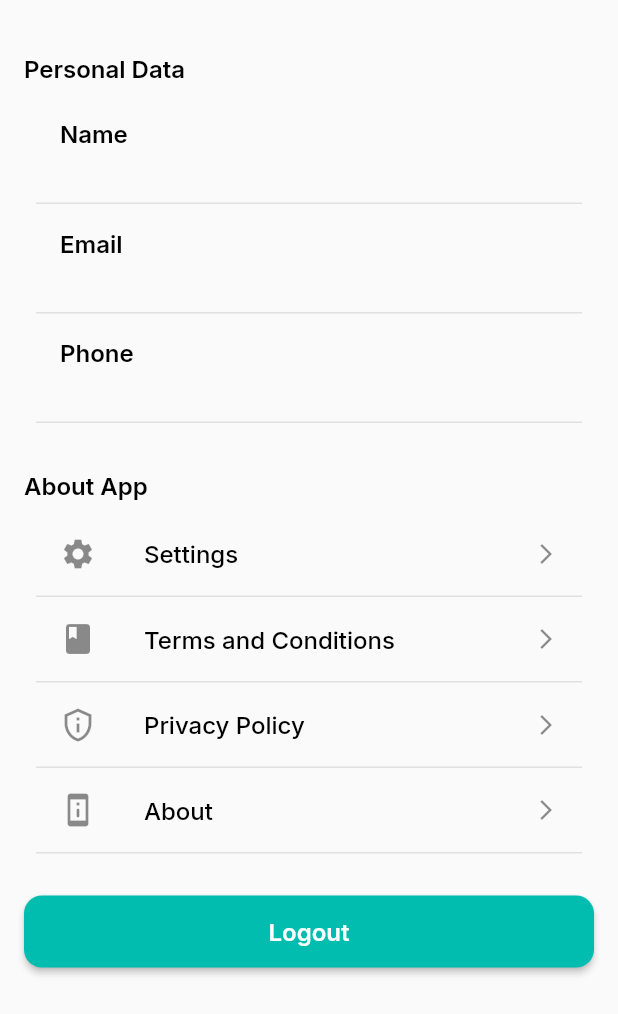
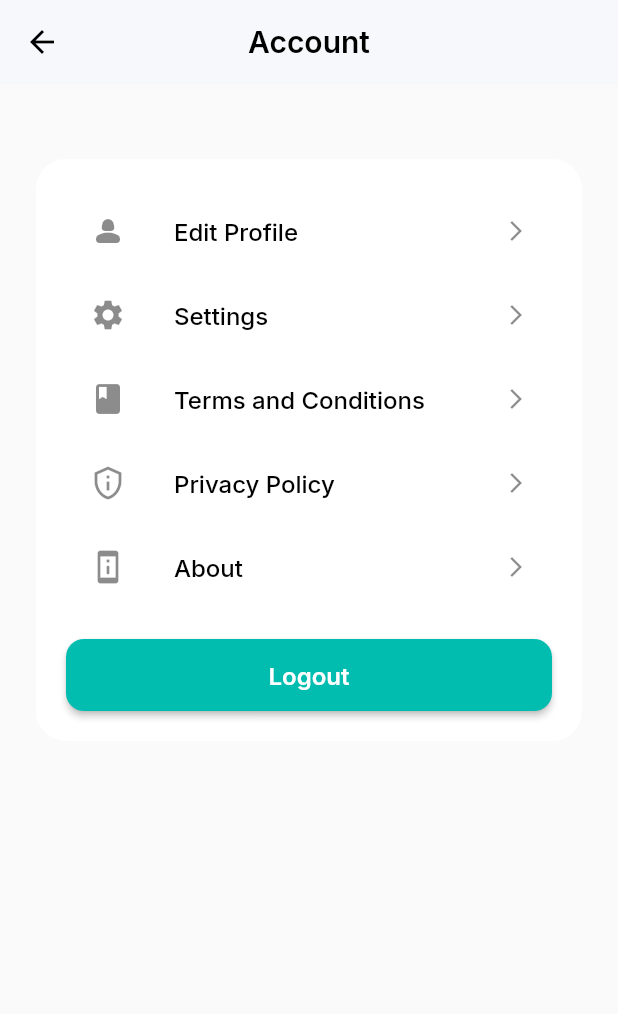
Before and after one commit to abghifareihand/cryptotracker_app, a Flutter app: the AccountPage screen opened directly, on a phone screen of 412 x 824 dp. Shown: the top 1014 px of the screen. Run offline on Flutter 3.47's test engine with Material 2 defaults, Android fonts, the phone set to English and light mode, and no system bars; our stand-ins replace cached_network_image, cloud_firestore, dio, firebase_auth, firebase_core, fluttertoast and 6 more; missing offline and left inert: chart_sparkline; accounts and stored records are empty; network calls fail.

Commit message:
feat: :art: add feature

```diff
--- a/lib/ui/pages/account/account_page.dart
+++ b/lib/ui/pages/account/account_page.dart
@@ -1,12 +1,10 @@
-import 'package:cloud_firestore/cloud_firestore.dart';
 import 'package:cryptotracker_app/shared/theme.dart';
-import 'package:cryptotracker_app/ui/pages/account/widgets/account_shimmer.dart';
+import 'package:cryptotracker_app/ui/pages/account/edit_profile_page.dart';
 import 'package:cryptotracker_app/ui/pages/auth/login_page.dart';
 import 'package:firebase_auth/firebase_auth.dart';
 import 'package:flutter/material.dart';
 import 'package:fluttertoast/fluttertoast.dart';
 import 'package:shared_preferences/shared_preferences.dart';
-import 'package:shimmer/shimmer.dart';
 
 class AccountPage extends StatefulWidget {
   const AccountPage({Key? key});
@@ -16,12 +14,56 @@ class AccountPage extends StatefulWidget {
 }
 
 class _AccountPageState extends State<AccountPage> {
-  final User? user = FirebaseAuth.instance.currentUser;
-  final _isLoading = ValueNotifier<bool>(false);
-
   Future<void> _logoutUser() async {
-    _isLoading.value = true;
-    SharedPreferences prefs = await SharedPreferences.getInstance();
+    showDialog(
+      context: context,
+      builder: (BuildContext context) {
+        return Dialog(
+          shape: RoundedRectangleBorder(
+            borderRadius: BorderRadius.circular(12),
+          ),
+          child: Container(
+            padding: const EdgeInsets.all(16),
+            child: Column(
+              mainAxisSize: MainAxisSize.min,
+              crossAxisAlignment: CrossAxisAlignment.start,
+              children: [
+                Text(
+                  'Confirmation',
+                  style: TextStyle(
+                    fontWeight: FontWeight.bold,
+                    fontSize: 18,
+                  ),
+                ),
+                SizedBox(height: 16),
+                Text('Are you sure you want to logout?'),
+                SizedBox(height: 16),
+                Row(
+                  mainAxisAlignment: MainAxisAlignment.end,
+                  children: [
+                    ElevatedButton(
+                      onPressed: () {
+                        Navigator.of(context).pop(); // Menutup dialog
+                      },
+                      style: ElevatedButton.styleFrom(
+                        backgroundColor: whiteColor,
+                        shape: RoundedRectangleBorder(
+                          side: BorderSide(color: primaryNavbarColor),
+                          borderRadius: BorderRadius.circular(8),
+                        ),
+                      ),
+                      child: Text(
+                        'No',
+                        style: TextStyle(
+                          color: primaryNavbarColor,
+                        ),
+                      ),
+                    ),
+                    SizedBox(width: 8),
+                    ElevatedButton(
+                      onPressed: () async {
+                        SharedPreferences prefs =
+                            await SharedPreferences.getInstance();
                         await prefs.setBool('isLoggedIn', false);
 
                         await FirebaseAuth.instance.signOut();
@@ -31,151 +73,89 @@ class _AccountPageState extends State<AccountPage> {
                           gravity: ToastGravity.TOP,
                           backgroundColor: Colors.red,
                         );
-
-    // Tambahkan penundaan selama 2 detik sebelum navigasi
-    await Future.delayed(Duration(seconds: 2));
                         Navigator.pushReplacement(
                           context,
                           MaterialPageRoute(
                             builder: (context) => const LoginPage(),
                           ),
                         );
-    _isLoading.value = false;
+                      },
+                      style: ElevatedButton.styleFrom(
+                        backgroundColor: primaryNavbarColor,
+                        shape: RoundedRectangleBorder(
+                          borderRadius: BorderRadius.circular(8),
+                        ),
+                      ),
+                      child: Text('Yes'),
+                    ),
+                  ],
+                ),
+              ],
+            ),
+          ),
+        );
+      },
+    );
   }
 
   @override
   Widget build(BuildContext context) {
     return Scaffold(
-      body: ListView(
-        children: [
-          Container(
-            padding: EdgeInsets.all(16),
-            child: FutureBuilder<DocumentSnapshot>(
-              future: FirebaseFirestore.instance
-                  .collection('users')
-                  .doc(user!.uid)
-                  .get(),
-              builder: (BuildContext context,
-                  AsyncSnapshot<DocumentSnapshot> snapshot) {
-                if (snapshot.connectionState == ConnectionState.waiting) {
-                  return Shimmer.fromColors(
-                    baseColor: Colors.grey[300]!,
-                    highlightColor: Colors.grey[100]!,
-                    child: ListView.builder(
-                      physics: const NeverScrollableScrollPhysics(),
-                      shrinkWrap: true,
-                      itemCount: 5,
-                      itemBuilder: (context, index) {
-                        return AccountShimmer();
-                      },
-                    ),
-                  );
-                }
-
-                if (snapshot.hasError) {
-                  return Center(child: Text('Error: ${snapshot.error}'));
-                }
-
-                if (!snapshot.hasData || !snapshot.data!.exists) {
-                  return const Center(child: Text('Data not found'));
-                }
-
-                Map<String, dynamic>? userData =
-                    snapshot.data!.data() as Map<String, dynamic>?;
-
-                return Column(
-                  crossAxisAlignment: CrossAxisAlignment.start,
-                  children: [
-                    SizedBox(
-                      height: 20,
-                    ),
-                    Text(
-                      'Personal Data',
+      appBar: AppBar(
+        backgroundColor: Color(0xffF6F8FB),
+        elevation: 0,
+        centerTitle: true,
+        iconTheme: IconThemeData(color: blackColor),
+        title: Text(
+          'Account',
           style: blackTextStyle.copyWith(
-                        fontSize: 16,
+            fontSize: 20,
             fontWeight: semiBold,
           ),
         ),
-                    Padding(
-                      padding: EdgeInsets.all(8),
+      ),
+      body: ListView(
+        padding: const EdgeInsets.symmetric(
+          horizontal: 24,
+        ),
+        children: [
+          SizedBox(
+            height: 50,
+          ),
+          Center(
+            child: Container(
+              padding: EdgeInsets.all(20),
+              decoration: BoxDecoration(
+                borderRadius: BorderRadius.circular(20),
+                color: whiteColor,
+              ),
               child: Column(
+                children: [
+                  Column(
                     crossAxisAlignment: CrossAxisAlignment.start,
                     children: [
                       ListTile(
+                        leading: Icon(Icons.person_2_rounded),
                         title: Text(
-                              'Name',
+                          'Edit Profile',
                           style: blackTextStyle.copyWith(
                             fontSize: 16,
-                                fontWeight: semiBold,
+                            fontWeight: medium,
                           ),
                         ),
-                            subtitle: Text(
-                              "${userData?['name'] ?? ''}",
-                              style: greyTextStyle.copyWith(
-                                fontSize: 16,
-                                fontWeight: light,
+                        trailing: Icon(
+                          Icons.arrow_forward_ios,
+                          size: 16,
                         ),
+                        onTap: () {
+                          Navigator.push(
+                            context,
+                            MaterialPageRoute(
+                              builder: (context) => EditProfilePage(),
                             ),
-                            shape: Border(
-                              bottom: BorderSide(color: Colors.grey.shade300),
+                          );
+                        },
                       ),
-                          ),
-                          ListTile(
-                            title: Text(
-                              'Email',
-                              style: blackTextStyle.copyWith(
-                                fontSize: 16,
-                                fontWeight: semiBold,
-                              ),
-                            ),
-                            subtitle: Text(
-                              "${userData?['email'] ?? ''}",
-                              style: greyTextStyle.copyWith(
-                                fontSize: 16,
-                                fontWeight: light,
-                              ),
-                            ),
-                            shape: Border(
-                              bottom: BorderSide(color: Colors.grey.shade300),
-                            ),
-                          ),
-                          ListTile(
-                            title: Text(
-                              'Phone',
-                              style: blackTextStyle.copyWith(
-                                fontSize: 16,
-                                fontWeight: semiBold,
-                              ),
-                            ),
-                            subtitle: Text(
-                              "${userData?['phone'] ?? ''}",
-                              style: greyTextStyle.copyWith(
-                                fontSize: 16,
-                                fontWeight: light,
-                              ),
-                            ),
-                            shape: Border(
-                              bottom: BorderSide(color: Colors.grey.shade300),
-                            ),
-                          ),
-                        ],
-                      ),
-                    ),
-                    SizedBox(
-                      height: 24,
-                    ),
-                    Text(
-                      'About App',
-                      style: blackTextStyle.copyWith(
-                        fontSize: 16,
-                        fontWeight: semiBold,
-                      ),
-                    ),
-                    Padding(
-                      padding: EdgeInsets.all(8),
-                      child: Column(
-                        crossAxisAlignment: CrossAxisAlignment.start,
-                        children: [
                       ListTile(
                         leading: Icon(Icons.settings),
                         title: Text(
@@ -190,9 +170,6 @@ class _AccountPageState extends State<AccountPage> {
                           size: 16,
                         ),
                         onTap: () {},
-                            shape: Border(
-                              bottom: BorderSide(color: Colors.grey.shade300),
-                            ),
                       ),
                       ListTile(
                         leading: Icon(Icons.book),
@@ -208,9 +185,6 @@ class _AccountPageState extends State<AccountPage> {
                           size: 16,
                         ),
                         onTap: () {},
-                            shape: Border(
-                              bottom: BorderSide(color: Colors.grey.shade300),
-                            ),
                       ),
                       ListTile(
                         leading: Icon(Icons.privacy_tip_outlined),
@@ -226,13 +200,9 @@ class _AccountPageState extends State<AccountPage> {
                           size: 16,
                         ),
                         onTap: () {},
-                            shape: Border(
-                              bottom: BorderSide(color: Colors.grey.shade300),
-                            ),
                       ),
                       ListTile(
-                            leading:
-                                Icon(Icons.perm_device_information_rounded),
+                        leading: Icon(Icons.perm_device_information_rounded),
                         title: Text(
                           'About',
                           style: blackTextStyle.copyWith(
@@ -245,46 +215,16 @@ class _AccountPageState extends State<AccountPage> {
                           size: 16,
                         ),
                         onTap: () {},
-                            shape: Border(
-                              bottom: BorderSide(color: Colors.grey.shade300),
-                            ),
                       ),
                     ],
                   ),
-                    ),
                   SizedBox(height: 20.0),
-                    ValueListenableBuilder<bool>(
-                      valueListenable: _isLoading,
-                      builder: (context, value, child) {
-                        return SizedBox(
+                  SizedBox(
                     height: 48,
                     width: double.infinity,
                     child: ElevatedButton(
                       onPressed: _logoutUser,
-                            child: _isLoading.value
-                                ? Row(
-                                    mainAxisAlignment: MainAxisAlignment.center,
-                                    children: [
-                                      const SizedBox(
-                                        height: 20,
-                                        width: 20,
-                                        child: CircularProgressIndicator(
-                                          color: whiteColor,
-                                        ),
-                                      ),
-                                      const SizedBox(
-                                        width: 10,
-                                      ),
-                                      Text(
-                                        'Loading...',
-                                        style: whiteTextStyle.copyWith(
-                                          fontWeight: semiBold,
-                                          fontSize: 16,
-                                        ),
-                                      ),
-                                    ],
-                                  )
-                                : Text(
+                      child: Text(
                         'Logout',
                         style: whiteTextStyle.copyWith(
                           fontWeight: semiBold,
@@ -298,12 +238,9 @@ class _AccountPageState extends State<AccountPage> {
                         ),
                       ),
                     ),
-                        );
-                      },
                   ),
                 ],
-                );
-              },
+              ),
             ),
           ),
         ],
--- a/pubspec.yaml
+++ b/pubspec.yaml
@@ -56,6 +56,7 @@ dependencies:
   image_picker: ^0.8.8
   file_picker: ^5.3.2
   lottie: ^2.4.0
+  google_nav_bar: ^5.0.6
 
 dev_dependencies:
   flutter_test:
```
Also changed, not shown: lib/ui/pages/account/edit_profile_page.dart (added, +180 -0 lines), lib/ui/pages/home/home_page.dart (+16 -13 lines), lib/ui/widgets/bottom_navbar.dart (+51 -62 lines), pubspec.lock. Lines whose indentation alone changed are shown as unchanged.
